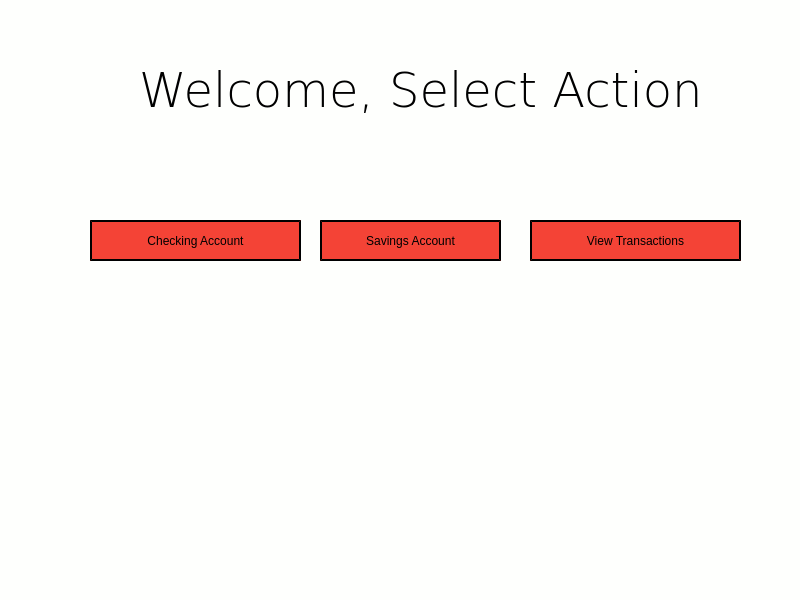
GovindaJR/Banking-System, file Banking_System/customermenu.ui: the form before one commit.
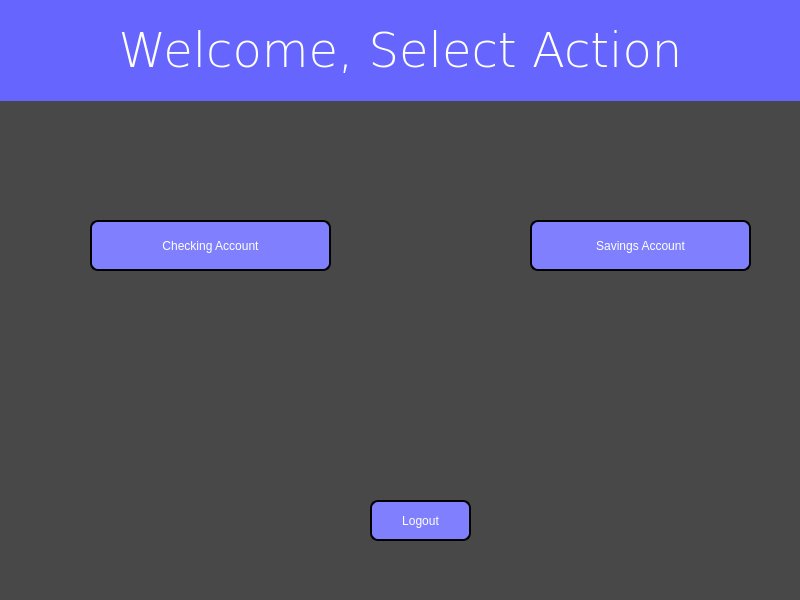
The form after the commit.

Diff of the .ui file:
```diff
--- a/Banking_System/customermenu.ui
+++ b/Banking_System/customermenu.ui
@@ -14,14 +14,15 @@
    <string>Main Menu</string>
   </property>
   <property name="styleSheet">
-   <string notr="true">background-color: rgb(254, 255, 253);</string>
+   <string notr="true">background-color:#484848;
+color:white;</string>
   </property>
-  <widget class="QLabel" name="label">
+  <widget class="QLabel" name="welcome_label">
    <property name="geometry">
     <rect>
-     <x>139</x>
-     <y>40</y>
-     <width>571</width>
+     <x>0</x>
+     <y>0</y>
+     <width>801</width>
      <height>101</height>
     </rect>
    </property>
@@ -35,70 +36,105 @@
     </font>
    </property>
    <property name="styleSheet">
-    <string notr="true">font: 75 36pt &quot;Verdana&quot;;</string>
+    <string notr="true">font: 75 36pt &quot;Verdana&quot;;
+color: white;
+background-color:  #6666ff;</string>
    </property>
    <property name="text">
     <string>Welcome, Select Action</string>
    </property>
+   <property name="alignment">
+    <set>Qt::AlignCenter</set>
+   </property>
   </widget>
-  <widget class="QPushButton" name="pushButton">
+  <widget class="QPushButton" name="checking_account_button">
    <property name="geometry">
     <rect>
      <x>90</x>
      <y>220</y>
-     <width>211</width>
-     <height>41</height>
+     <width>241</width>
+     <height>51</height>
     </rect>
    </property>
    <property name="styleSheet">
-    <string notr="true"> background-color: #f44336;
-	font: 18pt &quot;MS Sans Serif&quot;;
+    <string notr="true"> QPushButton#checking_account_button {
+     background-color: #8080ff;
+	font: 22pt &quot;Tahoma&quot;;
+	color: white;
     border-style: outset;
     border-width: 2px;
-    border-color: black;</string>
+    border-color: black;
+	border-radius: 8px;
+ }
+ QPushButton#checking_account_buttonn:pressed {
+     background-color: rgb(0, 0, 0);     
+ }
+ QPushButton#checking_account_button:hover {
+     background-color:#6633CC;
+ }</string>
    </property>
    <property name="text">
     <string>Checking Account</string>
    </property>
   </widget>
-  <widget class="QPushButton" name="pushButton_2">
-   <property name="geometry">
-    <rect>
-     <x>320</x>
-     <y>220</y>
-     <width>181</width>
-     <height>41</height>
-    </rect>
-   </property>
-   <property name="styleSheet">
-    <string notr="true"> background-color: #f44336;
-	font: 18pt &quot;MS Sans Serif&quot;;
-    border-style: outset;
-    border-width: 2px;
-    border-color: black;</string>
-   </property>
-   <property name="text">
-    <string>Savings Account</string>
-   </property>
-  </widget>
-  <widget class="QPushButton" name="pushButton_3">
+  <widget class="QPushButton" name="savings_account_button">
    <property name="geometry">
     <rect>
      <x>530</x>
      <y>220</y>
-     <width>211</width>
+     <width>221</width>
+     <height>51</height>
+    </rect>
+   </property>
+   <property name="styleSheet">
+    <string notr="true"> QPushButton#savings_account_button {
+     background-color: #8080ff;
+	font: 22pt &quot;Tahoma&quot;;
+	color: white;
+    border-style: outset;
+    border-width: 2px;
+    border-color: black;
+	border-radius: 8px;
+ }
+ QPushButton#savings_account_buttonn:pressed {
+     background-color: rgb(0, 0, 0);     
+ }
+ QPushButton#savings_account_button:hover {
+     background-color:#6633CC;
+ }</string>
+   </property>
+   <property name="text">
+    <string>Savings Account</string>
+   </property>
+  </widget>
+  <widget class="QPushButton" name="logout_button">
+   <property name="geometry">
+    <rect>
+     <x>370</x>
+     <y>500</y>
+     <width>101</width>
      <height>41</height>
     </rect>
    </property>
    <property name="styleSheet">
-    <string notr="true"> background-color: #f44336;
-	font: 18pt &quot;MS Sans Serif&quot;;
+    <string notr="true"> QPushButton#logout_button {
+     background-color: #8080ff;
+	font: 22pt &quot;Tahoma&quot;;
+	color: white;
     border-style: outset;
     border-width: 2px;
-    border-color: black;</string>
+    border-color: black;
+	border-radius: 8px;
+ }
+ QPushButton#logout_button:pressed {
+     background-color: rgb(0, 0, 0);     
+ }
+ QPushButton#logout_button:hover {
+     background-color:#6633CC;
+ }</string>
    </property>
    <property name="text">
-    <string>View Transactions</string>
+    <string>Logout</string>
    </property>
   </widget>
  </widget>
```
